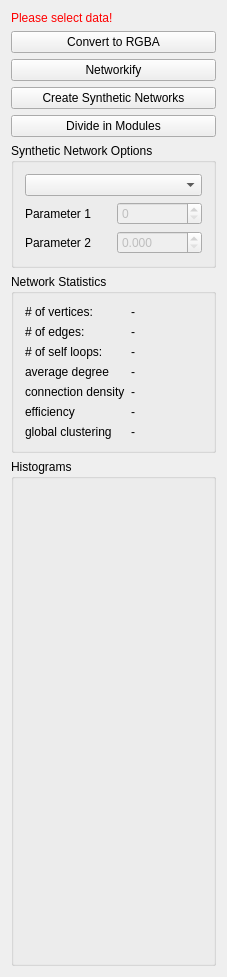
Before: the Qt Designer form Plugins/org.mitk.gui.qt.diffusionimaging/src/internal/Connectomics/QmitkBrainNetworkAnalysisViewControls.ui in MITK/MITK, drawn with Qt 5.
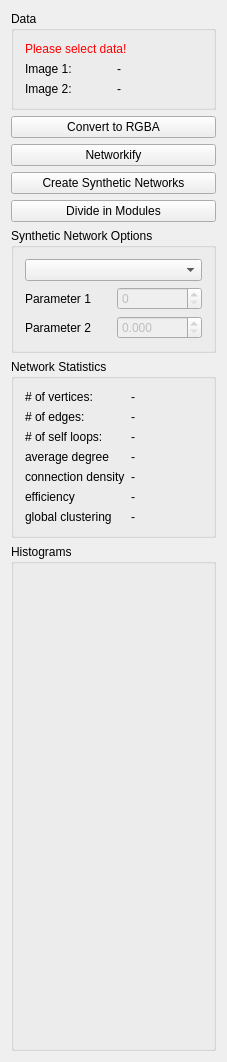
After: the same form once the commit is applied. Custom widgets are drawn as their Qt base class.

Commit message: Introduced input data info

```diff
--- a/Plugins/org.mitk.gui.qt.diffusionimaging/src/internal/Connectomics/QmitkBrainNetworkAnalysisViewControls.ui
+++ b/Plugins/org.mitk.gui.qt.diffusionimaging/src/internal/Connectomics/QmitkBrainNetworkAnalysisViewControls.ui
@@ -7,7 +7,7 @@
     <x>0</x>
     <y>0</y>
     <width>227</width>
-    <height>941</height>
+    <height>1012</height>
    </rect>
   </property>
   <property name="minimumSize">
@@ -21,6 +21,12 @@
   </property>
   <layout class="QVBoxLayout" name="verticalLayout">
    <item>
+    <widget class="QGroupBox" name="inputDataGroupBox">
+     <property name="title">
+      <string>Data</string>
+     </property>
+     <layout class="QVBoxLayout" name="verticalLayout_4">
+      <item>
     <widget class="QLabel" name="lblWarning">
      <property name="styleSheet">
       <string notr="true">QLabel { color: rgb(255, 0, 0) }</string>
@@ -28,6 +34,45 @@
      <property name="text">
       <string>Please select data!</string>
      </property>
+       </widget>
+      </item>
+      <item>
+       <layout class="QHBoxLayout" name="horizontalLayout_3">
+        <item>
+         <widget class="QLabel" name="inputImageOneLabel">
+          <property name="text">
+           <string>Image 1:</string>
+          </property>
+         </widget>
+        </item>
+        <item>
+         <widget class="QLabel" name="inputImageOneNameLabel">
+          <property name="text">
+           <string>-</string>
+          </property>
+         </widget>
+        </item>
+       </layout>
+      </item>
+      <item>
+       <layout class="QHBoxLayout" name="horizontalLayout_4">
+        <item>
+         <widget class="QLabel" name="inputImageTwoLabel">
+          <property name="text">
+           <string>Image 2:</string>
+          </property>
+         </widget>
+        </item>
+        <item>
+         <widget class="QLabel" name="inputImageTwoNameLabel">
+          <property name="text">
+           <string>-</string>
+          </property>
+         </widget>
+        </item>
+       </layout>
+      </item>
+     </layout>
     </widget>
    </item>
    <item>
```
Lines whose indentation alone changed are shown as unchanged. The commit also changes 1 other file.
